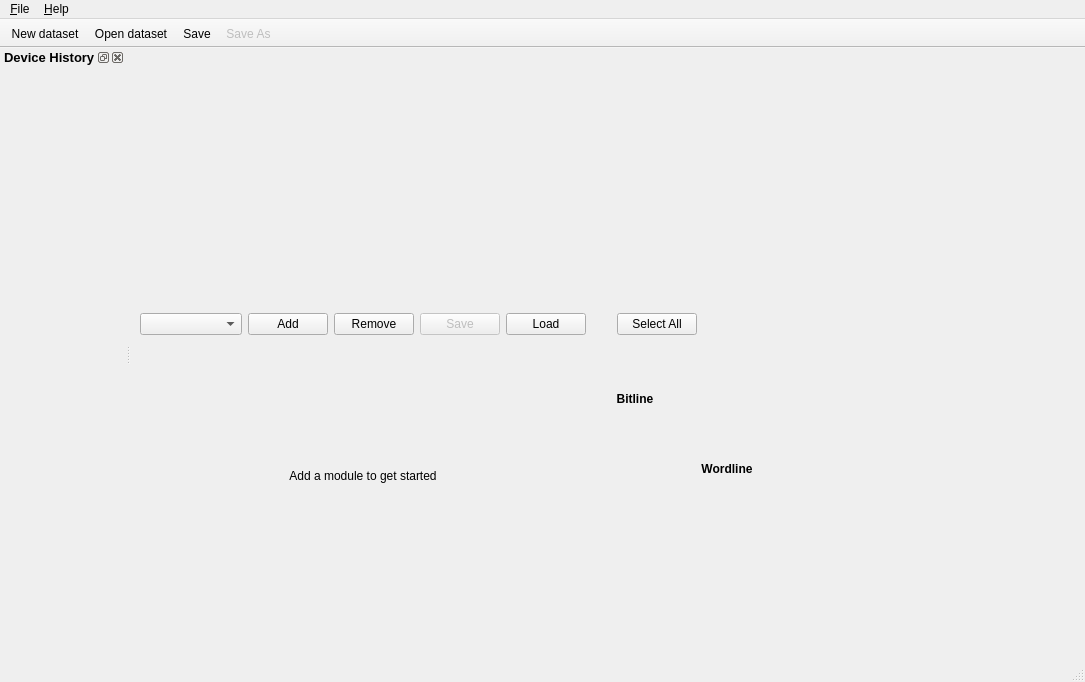
The window that uis/mainwindow.ui (arc-instruments/arc2control) describes before a commit, drawn with Qt 5.
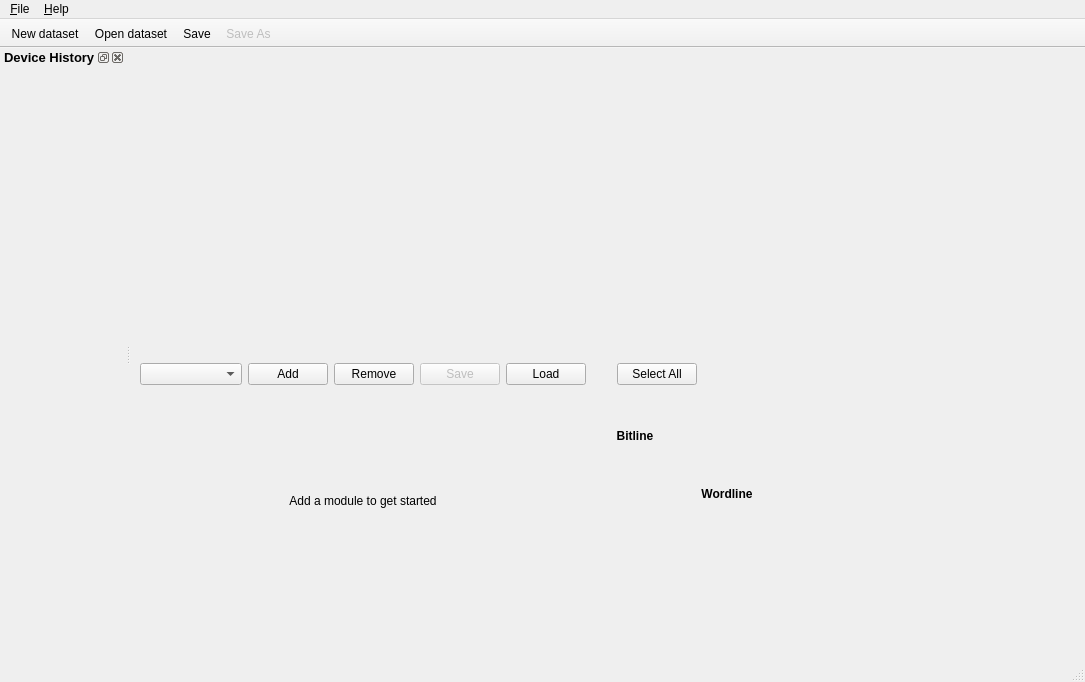
The same window after the commit. Custom widgets are drawn as their Qt base class.

Commit message: Increase minimum height for the main plot widget

What changed in the file:
```diff
--- a/uis/mainwindow.ui
+++ b/uis/mainwindow.ui
@@ -14,7 +14,7 @@
    <string>ArC2 Control Panel</string>
   </property>
   <widget class="QWidget" name="centralwidget">
-   <layout class="QGridLayout" name="gridLayout_2" rowstretch="4,2" columnstretch="2,0" columnminimumwidth="0,300">
+   <layout class="QGridLayout" name="gridLayout_2" rowstretch="5,2" columnstretch="2,0" rowminimumheight="300,0" columnminimumwidth="0,300">
     <item row="0" column="0">
      <widget class="GraphicsLayoutWidget" name="mainPlotWidget" native="true">
       <property name="maximumSize">
```
